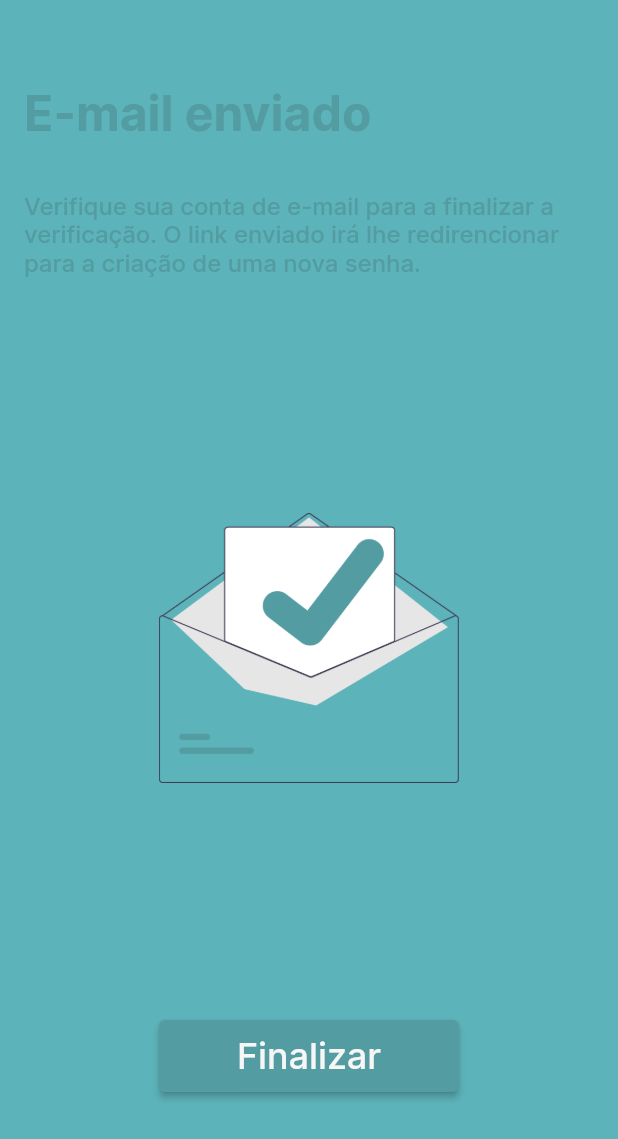
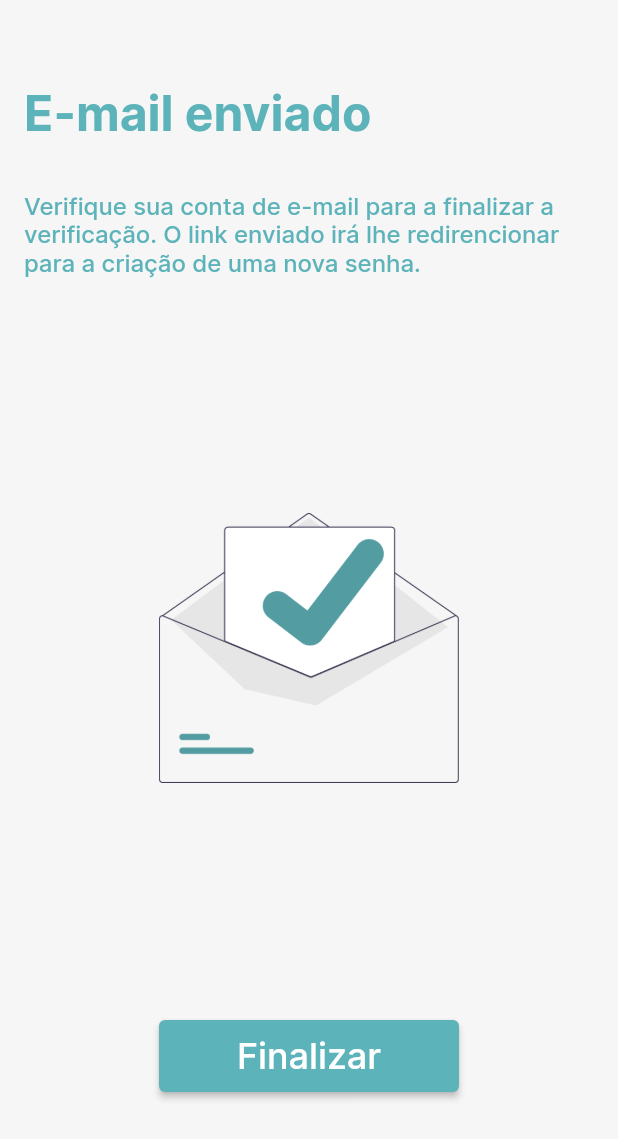
Before and after one commit to proz-tecnologia/PIT01GP07, a Flutter app: the RecoverScreen screen opened directly, after a tap on "Próximo", on a phone screen of 412 x 824 dp. Shown: the top 1139 px of the screen. Run offline on Flutter 3.47's test engine with Material 2 defaults, Android fonts, the phone set to English and light mode, and no system bars; our stand-ins replace carousel_slider, email_validator, shared_preferences, smooth_page_indicator; accounts and stored records are empty.

Commit message:
refactor: little updates

```diff
--- a/lib/pages/email_confirmation/email_confirmation .dart
+++ b/lib/pages/email_confirmation/email_confirmation .dart
@@ -1,62 +1,74 @@
 import 'package:flutter/material.dart';
+import 'package:teste/design_system/colors.dart';
 
-class EmailConfirmation extends StatefulWidget  {
+class EmailConfirmation extends StatefulWidget {
   const EmailConfirmation({super.key});
 
   @override
   State<EmailConfirmation> createState() => _EmailConfirmation();
 }
-class _EmailConfirmation extends State<EmailConfirmation>{
+
+class _EmailConfirmation extends State<EmailConfirmation> {
   @override
   Widget build(BuildContext context) {
     return Scaffold(
+      backgroundColor: AppColors.secondBackgroudColor,
       resizeToAvoidBottomInset: false,
       body: Padding(
-
-        padding: const EdgeInsets.only(left:16,right:16),
+        padding: const EdgeInsets.only(left: 16, right: 16),
         child: Column(
           children: <Widget>[
-              const SizedBox(height:56),
+            const SizedBox(height: 56),
             const Align(
               alignment: Alignment.centerLeft,
-                child: Text('E-mail enviado',
+              child: Text(
+                'E-mail enviado',
                 style: TextStyle(
-                 fontFamily:'Inter',
-                 fontWeight:FontWeight.w600,
+                  fontFamily: 'Inter',
+                  fontWeight: FontWeight.w600,
                   fontSize: 32,
-                 color: Color (0xFF539CA1),
-                ),),
+                  color: AppColors.backgroudColor,
                 ),
-              const SizedBox(height:32),
+              ),
+            ),
+            const SizedBox(height: 32),
             const Text(
               'Verifique sua conta de e-mail para a finalizar a verificação. O link enviado irá lhe redirencionar para a criação de uma nova senha.',
               style: TextStyle(
-                   fontFamily:'Inter',
-                   fontWeight:FontWeight.w500,
+                fontFamily: 'Inter',
+                fontWeight: FontWeight.w500,
                 fontSize: 16,
-                   color: Color (0xFF539CA1),
-                 ),),
-              const SizedBox(height:36),
-              const Expanded (
-                 child: Image(image: AssetImage( "assets/images/background/email.png"),
+                color: AppColors.backgroudColor,
+              ),
+            ),
+            const SizedBox(height: 36),
+            const Expanded(
+              child: Image(
+                image: AssetImage("assets/images/background/email.png"),
                 width: 200,
                 height: 200,
               ),
             ),
-              const SizedBox(height:36),
+            const SizedBox(height: 36),
             ElevatedButton(
-                 onPressed: () {},
+              onPressed: () {
+                Navigator.pop(context);
+                Navigator.pop(context);
+              },
               style: ElevatedButton.styleFrom(
-                  fixedSize: const Size(200, 48), backgroundColor: const Color (0xFF539CA1)),
-                child: const Text('Finalizar',
+                  fixedSize: const Size(200, 48),
+                  backgroundColor: AppColors.backgroudColor),
+              child: const Text(
+                'Finalizar',
                 style: TextStyle(
-                  fontFamily:'Inter',
-                  fontWeight:FontWeight.w500,
+                  fontFamily: 'Inter',
+                  fontWeight: FontWeight.w500,
                   fontSize: 24,
-                  color: Color (0xFFF6F6F6),
-                ),),
+                  color: AppColors.primarytextColor,
                 ),
-              const SizedBox(height:96),
+              ),
+            ),
+            const SizedBox(height: 96),
           ],
         ),
       ),
--- a/lib/pages/login/login_controller.dart
+++ b/lib/pages/login/login_controller.dart
@@ -1,6 +1,6 @@
 import 'package:flutter/widgets.dart';
+import '../repository/repository.dart';
 import 'login_model.dart';
-import 'login_repository.dart';
 import 'login_states.dart';
 
 class LoginController extends ChangeNotifier {
@@ -8,7 +8,7 @@ class LoginController extends ChangeNotifier {
 
   LoginState state = LoginInitialState();
 
-  LoginRepository repository = LoginRepository();
+  AppRepository repository = AppRepository();
 
   Future<void> validateUser(LoginModel userModel) async {
     updateState(LoginLoadingState());
--- a/lib/pages/recover/recover.dart
+++ b/lib/pages/recover/recover.dart
@@ -1,4 +1,5 @@
 import 'package:flutter/material.dart';
+import 'package:teste/design_system/colors.dart';
 import '../email_confirmation/email_confirmation .dart';
 
 class RecoverScreen extends StatefulWidget {
@@ -7,93 +8,106 @@ class RecoverScreen extends StatefulWidget {
   @override
   State<RecoverScreen> createState() => _RecoverScreen();
 }
+
 class _RecoverScreen extends State<RecoverScreen> {
   @override
   Widget build(BuildContext context) {
     return Scaffold(
+      backgroundColor: AppColors.secondBackgroudColor,
       resizeToAvoidBottomInset: false,
+      appBar: AppBar(
+        backgroundColor: AppColors.secondBackgroudColor,
+        iconTheme: const IconThemeData(color: AppColors.backgroudColor),
+        elevation: 0.0,
+      ),
       body: Padding(
-        padding: const EdgeInsets.only(left:16,right:16),
+        padding: const EdgeInsets.only(left: 16, right: 16),
         child: Column(
           children: <Widget>[
-              const SizedBox(height:32),
-              Align(
-               alignment: Alignment.topLeft,
-               child: IconButton(
-                alignment:Alignment.centerLeft,
-                icon: const Icon(Icons.arrow_back),
-                color:const Color (0xFF539CA1),
-                onPressed: () {}),
-              ),
+            const SizedBox(height: 32),
             const Align(
               alignment: Alignment.centerLeft,
-                child: Text('Recuperar senha',
+              child: Text(
+                'Recuperar senha',
                 style: TextStyle(
-                 fontFamily:'Inter',
-                 fontWeight:FontWeight.w600,
+                  fontFamily: 'Inter',
+                  fontWeight: FontWeight.w600,
                   fontSize: 32,
-                 color: Color (0xFF539CA1),
-                ),),
+                  color: AppColors.backgroudColor,
                 ),
-              const SizedBox(height:32),
+              ),
+            ),
+            const SizedBox(height: 32),
             const Text(
               'Por favor, informe seu email cadastrado para que uma nova senha seja criada.',
               style: TextStyle(
-                   fontFamily:'Inter',
-                   fontWeight:FontWeight.w500,
+                fontFamily: 'Inter',
+                fontWeight: FontWeight.w500,
                 fontSize: 14,
-                   color: Color (0xFF539CA1),
-                 ),),
-              const SizedBox(height:32),
+                color: AppColors.backgroudColor,
+              ),
+            ),
+            const SizedBox(height: 32),
             SizedBox(
-                height:52,
+              height: 52,
               child: TextField(
-                   cursorColor: const Color (0xFF539CA1),
+                cursorColor: AppColors.backgroudColor,
                 decoration: InputDecoration(
-                   focusColor:  const Color (0xFF539CA1),
+                  focusColor: AppColors.backgroudColor,
                   enabledBorder: OutlineInputBorder(
                     borderRadius: const BorderRadius.all(Radius.circular(12.0)),
-                   borderSide: BorderSide(color: const Color(0xFF539CA1).withOpacity(0.4), width: 2),
+                    borderSide: BorderSide(
+                        color: const Color(0xFF539CA1).withOpacity(0.4),
+                        width: 2),
                   ),
                   focusedBorder: const OutlineInputBorder(
                     borderRadius: BorderRadius.all(Radius.circular(10.0)),
-                   borderSide: BorderSide(color: Color (0xFF539CA1),width: 2),),
+                    borderSide:
+                        BorderSide(color: AppColors.backgroudColor, width: 2),
+                  ),
                   labelText: 'Digite seu e-mail',
                   labelStyle: TextStyle(
-                         fontFamily:'Inter',
-                         fontWeight:FontWeight.w500,
+                    fontFamily: 'Inter',
+                    fontWeight: FontWeight.w500,
                     fontSize: 14,
                     color: const Color(0xFF539CA1).withOpacity(0.5),
                   ),
                 ),
                 style: const TextStyle(
-                       fontFamily:'Inter',
-                       fontWeight:FontWeight.w500,
+                  fontFamily: 'Inter',
+                  fontWeight: FontWeight.w500,
                   fontSize: 14,
-                       color: Color (0xFF2F595B),
+                  color: Color(0xFF2F595B),
                 ),
               ),
             ),
-              const SizedBox(height:24),
+            const SizedBox(height: 24),
             ElevatedButton(
               onPressed: () {
-                   Navigator.push(context,MaterialPageRoute(builder:
-                   (context)=> const EmailConfirmation()),
+                Navigator.push(
+                  context,
+                  MaterialPageRoute(
+                      builder: (context) => const EmailConfirmation()),
                 );
               },
               style: ElevatedButton.styleFrom(
-                  fixedSize: const Size(200, 48), backgroundColor: const Color (0xFF539CA1)),
-                child: const Text('Próximo',
+                  fixedSize: const Size(200, 48),
+                  backgroundColor: AppColors.backgroudColor),
+              child: const Text(
+                'Próximo',
                 style: TextStyle(
-                  fontFamily:'Inter',
-                  fontWeight:FontWeight.w500,
+                  fontFamily: 'Inter',
+                  fontWeight: FontWeight.w500,
                   fontSize: 14,
-                  color: Color (0xFFF6F6F6),
-                ),),
+                  color: Color(0xFFF6F6F6),
                 ),
-              const SizedBox(height:96),
+              ),
+            ),
+            const SizedBox(height: 96),
             const Expanded(
-                child: Image(image: AssetImage( "assets/images/background/forgot_password.png"),
+              child: Image(
+                image:
+                    AssetImage("assets/images/background/forgot_password.png"),
                 alignment: Alignment.bottomLeft,
               ),
             ),
--- a/lib/pages/sign_up/sign_up_controller.dart
+++ b/lib/pages/sign_up/sign_up_controller.dart
@@ -1,14 +1,15 @@
 import 'package:flutter/widgets.dart';
 import 'package:teste/pages/sign_up/sign_up_model.dart';
-import 'package:teste/pages/sign_up/sign_up_repository.dart';
 import 'package:teste/pages/sign_up/sign_up_states.dart';
+
+import '../repository/repository.dart';
 
 class SignUpController extends ChangeNotifier {
   static final SignUpController instance = SignUpController();
 
   SignUpState state = SignUpInitialState();
 
-  SignUpRepository repository = SignUpRepository();
+  AppRepository repository = AppRepository();
 
   Future<void> addUser(SignUpModel userModel) async {
     updateState(SignUpLoadingState());
--- a/lib/widgets/login_with/login_with.dart
+++ b/lib/widgets/login_with/login_with.dart
@@ -61,7 +61,7 @@ class LoginWith extends StatelessWidget {
             children: [
               const Text(
                 "Ainda não é cadastrado?",
-                style: TextStyle(color: AppColors.backgroudColor),
+                style: TextStyle(color: AppColors.secondtextColor),
               ),
               InkWell(
                 onTap: () {
@@ -72,7 +72,7 @@ class LoginWith extends StatelessWidget {
                 child: const Text(
                   " Crie sua conta",
                   style: TextStyle(
-                      color: AppColors.backgroudColor,
+                      color: AppColors.secondtextColor,
                       fontWeight: FontWeight.bold),
                 ),
               )
```
Also changed, not shown: lib/pages/login/login.dart (+9 -3 lines), lib/pages/new_password/new_password.dart (+77 -54 lines), lib/pages/repository/repository.dart (renamed from lib/pages/login/login_repository.dart, +18 -3 lines), lib/pages/sign_up/sign_up_repository.dart (deleted, +0 -26 lines), lib/pages/splashscreen/splashscreeen_controller.dart (added). Lines whose indentation alone changed are shown as unchanged.
